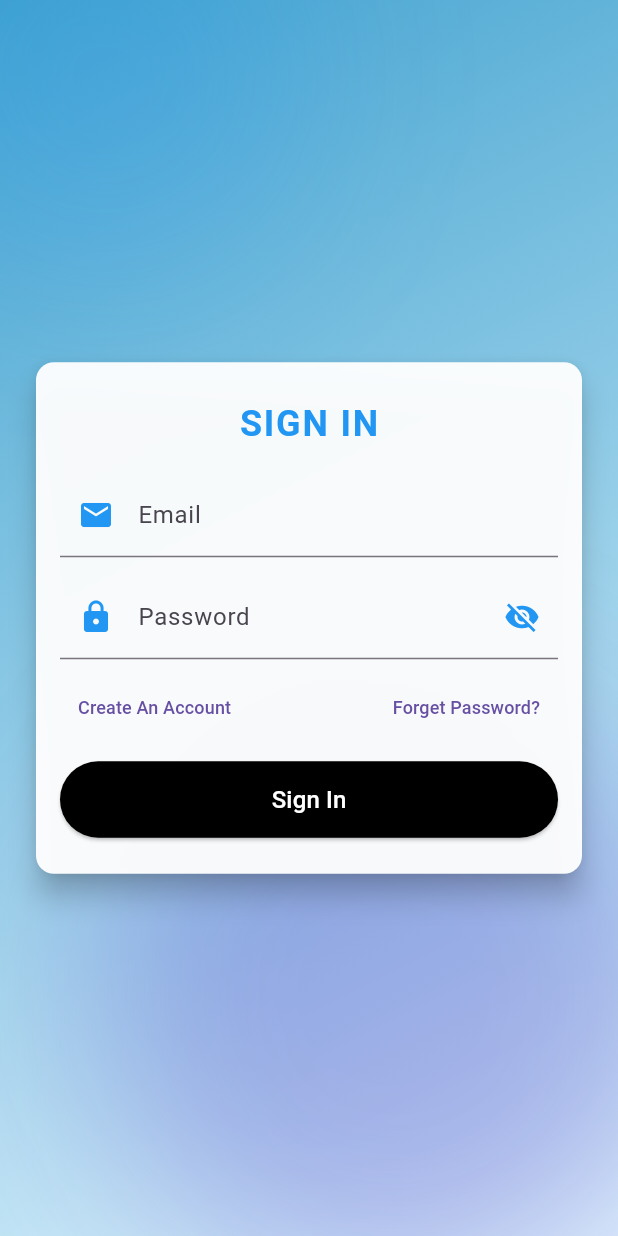
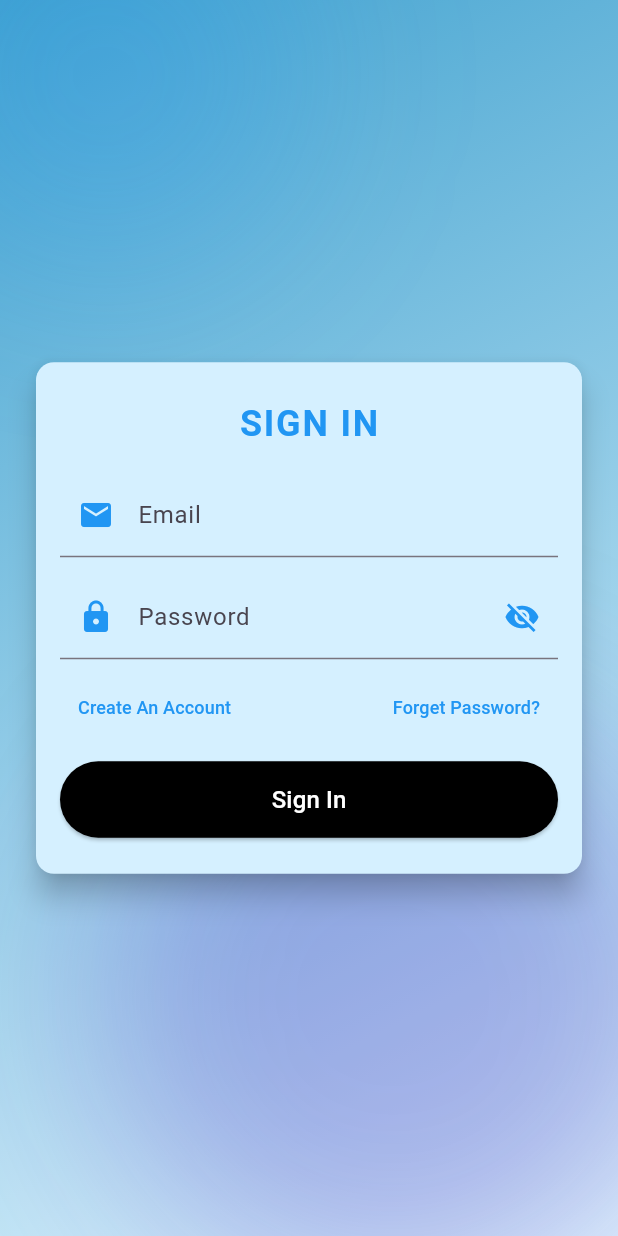
Before and after one commit to Al-Saihan/Part-Timer-App, a Flutter app: the screen it shows after launch, on a phone screen of 412 x 824 dp. Run offline on Flutter 3.47's test engine with Material 3 defaults, Android fonts, the phone set to English and light mode, and no system bars; our stand-ins replace flutter_dotenv, shared_preferences.

Commit message:
style: apply blue gradient theme to sign in screen

```diff
--- a/lib/screens/sign_in.dart
+++ b/lib/screens/sign_in.dart
@@ -130,7 +130,7 @@ class _SignInPageState extends State<SignInPage> {
                 constraints: const BoxConstraints(maxWidth: 480),
                 child: Card(
                   elevation: 8,
-                  color: Colors.white.withAlpha(243),
+                  color: const Color.fromARGB(255, 213, 240, 255),
                   shape: RoundedRectangleBorder(
                     borderRadius: BorderRadius.circular(12),
                   ),
@@ -226,7 +226,7 @@ class _SignInPageState extends State<SignInPage> {
                                 },
                                 child: const Text(
                                   'Create An Account',
-                                  style: TextStyle(fontSize: 12),
+                                  style: TextStyle(fontSize: 12, color: Colors.blue),
                                 ),
                               ),
                               TextButton(
@@ -240,7 +240,7 @@ class _SignInPageState extends State<SignInPage> {
                                 },
                                 child: const Text(
                                   'Forget Password?',
-                                  style: TextStyle(fontSize: 12),
+                                  style: TextStyle(fontSize: 12, color: Colors.blue),
                                 ),
                               ),
                             ],
```
